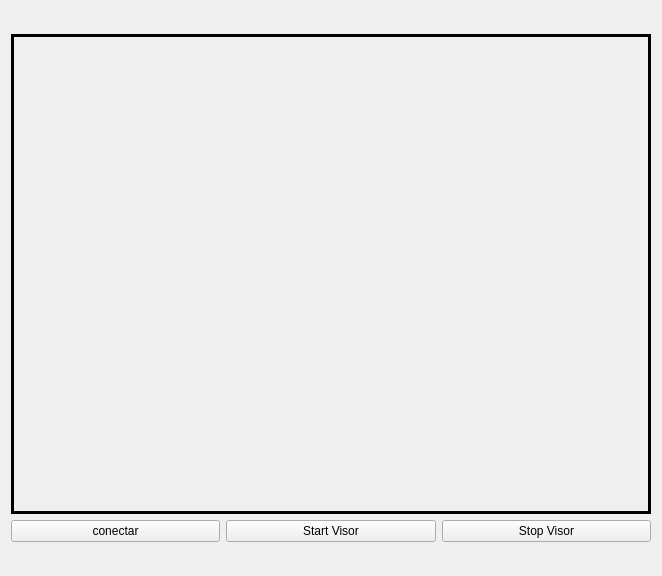
javiertoja/KGuardiant, file KGuardiant_Client/client.ui: the form before one commit.
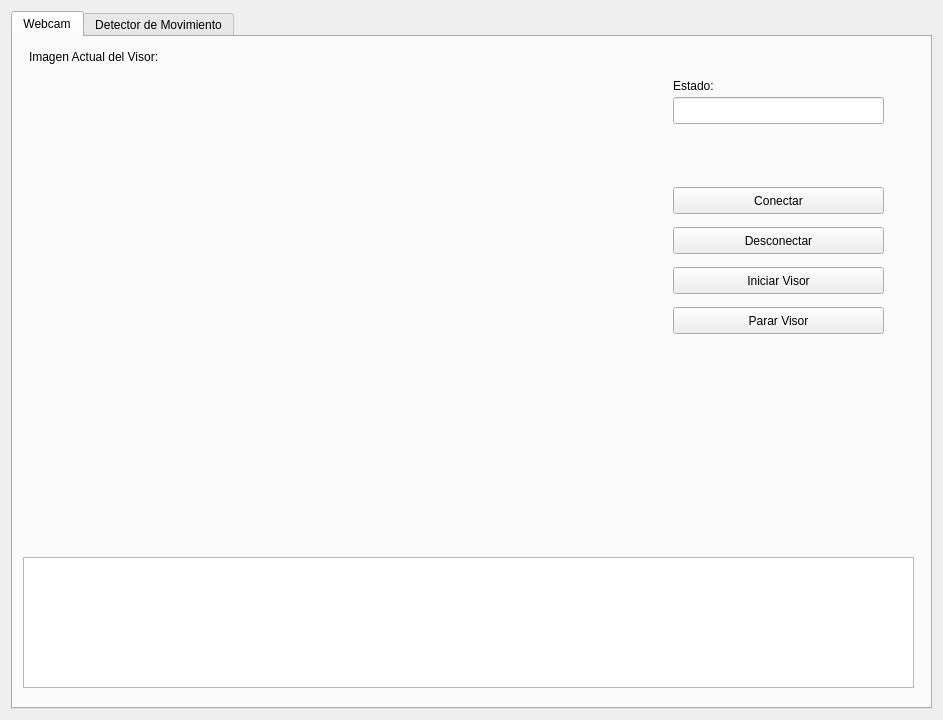
The form after the commit.

The edit to the form file:
```diff
--- a/KGuardiant_Client/client.ui
+++ b/KGuardiant_Client/client.ui
@@ -6,70 +6,158 @@
    <rect>
     <x>0</x>
     <y>0</y>
-    <width>662</width>
-    <height>576</height>
+    <width>943</width>
+    <height>720</height>
    </rect>
   </property>
+  <property name="minimumSize">
+   <size>
+    <width>0</width>
+    <height>0</height>
+   </size>
+  </property>
   <property name="windowTitle">
    <string>Client</string>
   </property>
   <layout class="QVBoxLayout" name="verticalLayout">
    <item>
-    <layout class="QVBoxLayout" name="verticalLayout_2">
-     <item>
-      <widget class="QLabel" name="imglbl">
-       <property name="minimumSize">
-        <size>
-         <width>640</width>
-         <height>480</height>
-        </size>
+    <widget class="QTabWidget" name="tabContrl">
+     <property name="currentIndex">
+      <number>0</number>
+     </property>
+     <widget class="QWidget" name="tabVisor">
+      <attribute name="title">
+       <string>Webcam</string>
+      </attribute>
+      <widget class="QLabel" name="label">
+       <property name="geometry">
+        <rect>
+         <x>16</x>
+         <y>10</y>
+         <width>261</width>
+         <height>20</height>
+        </rect>
        </property>
-       <property name="maximumSize">
-        <size>
-         <width>640</width>
-         <height>480</height>
-        </size>
+       <property name="text">
+        <string>Imagen Actual del Visor:</string>
        </property>
-       <property name="frameShape">
-        <enum>QFrame::Box</enum>
+      </widget>
+      <widget class="QTextBrowser" name="txtLogBrowser">
+       <property name="geometry">
+        <rect>
+         <x>10</x>
+         <y>520</y>
+         <width>891</width>
+         <height>131</height>
+        </rect>
        </property>
-       <property name="frameShadow">
-        <enum>QFrame::Plain</enum>
+      </widget>
+      <widget class="QPushButton" name="btnConectar">
+       <property name="geometry">
+        <rect>
+         <x>660</x>
+         <y>150</y>
+         <width>211</width>
+         <height>27</height>
+        </rect>
        </property>
-       <property name="lineWidth">
-        <number>3</number>
+       <property name="text">
+        <string>Conectar</string>
        </property>
+      </widget>
+      <widget class="QPushButton" name="btnDesconectar">
+       <property name="geometry">
+        <rect>
+         <x>660</x>
+         <y>190</y>
+         <width>211</width>
+         <height>27</height>
+        </rect>
+       </property>
        <property name="text">
-        <string/>
+        <string>Desconectar</string>
        </property>
       </widget>
-     </item>
-     <item>
-      <layout class="QHBoxLayout" name="horizontalLayout">
-       <item>
-        <widget class="QPushButton" name="btnConectar">
-         <property name="text">
-          <string>conectar</string>
-         </property>
-        </widget>
-       </item>
-       <item>
-        <widget class="QPushButton" name="btnStartVisor">
-         <property name="text">
-          <string>Start Visor</string>
-         </property>
-        </widget>
-       </item>
-       <item>
-        <widget class="QPushButton" name="btnStopVisor">
-         <property name="text">
-          <string>Stop Visor</string>
-         </property>
-        </widget>
-       </item>
-      </layout>
-     </item>
-    </layout>
+      <widget class="QPushButton" name="btnVisorStart">
+       <property name="geometry">
+        <rect>
+         <x>660</x>
+         <y>230</y>
+         <width>211</width>
+         <height>27</height>
+        </rect>
+       </property>
+       <property name="text">
+        <string>Iniciar Visor</string>
+       </property>
+      </widget>
+      <widget class="QPushButton" name="btnVisorStop">
+       <property name="geometry">
+        <rect>
+         <x>660</x>
+         <y>270</y>
+         <width>211</width>
+         <height>27</height>
+        </rect>
+       </property>
+       <property name="text">
+        <string>Parar Visor</string>
+       </property>
+      </widget>
+      <widget class="QLineEdit" name="txtEstado">
+       <property name="geometry">
+        <rect>
+         <x>660</x>
+         <y>60</y>
+         <width>211</width>
+         <height>27</height>
+        </rect>
+       </property>
+      </widget>
+      <widget class="QLabel" name="lblEstado">
+       <property name="geometry">
+        <rect>
+         <x>660</x>
+         <y>40</y>
+         <width>101</width>
+         <height>17</height>
+        </rect>
+       </property>
+       <property name="text">
+        <string>Estado:</string>
+       </property>
+       <property name="margin">
+        <number>0</number>
+       </property>
+       <property name="indent">
+        <number>-1</number>
+       </property>
+      </widget>
+      <widget class="QWidget" name="verticalLayoutWidget">
+       <property name="geometry">
+        <rect>
+         <x>9</x>
+         <y>39</y>
+         <width>641</width>
+         <height>471</height>
+        </rect>
+       </property>
+       <layout class="QVBoxLayout" name="vl">
+        <property name="spacing">
+         <number>0</number>
+        </property>
+        <property name="sizeConstraint">
+         <enum>QLayout::SetMaximumSize</enum>
+        </property>
+       </layout>
+      </widget>
+     </widget>
+     <widget class="QWidget" name="tavMvDetector">
+      <attribute name="title">
+       <string>Detector de Movimiento</string>
+      </attribute>
+     </widget>
+    </widget>
    </item>
   </layout>
  </widget>
```
